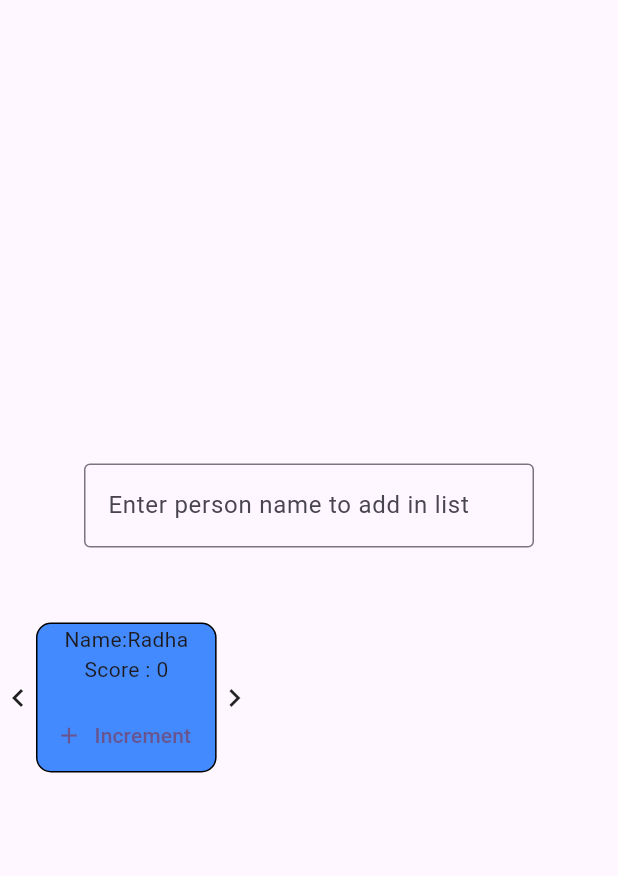
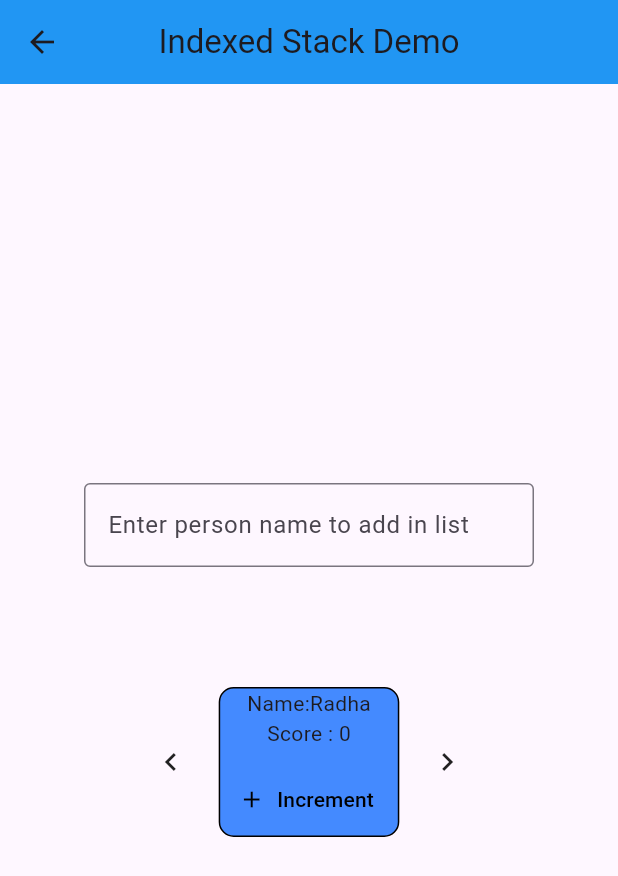
Before and after one commit to poojac-nt/Flutter_Training, a Flutter app: the IndexedStackExample screen opened directly, on a phone screen of 412 x 824 dp. Shown: the top 876 px of the screen. Run offline on Flutter 3.47's test engine with Material 3 defaults, Android fonts, the phone set to English and light mode, and no system bars.

Commit message:
multi child layout completed

```diff
--- a/lib/main.dart
+++ b/lib/main.dart
@@ -3,6 +3,8 @@ import 'package:flutter_practice/widgets/appbar.dart';
 import 'package:flutter_practice/widgets/multi_child_layout_widgets/carousel_view.dart';
 import 'package:flutter_practice/widgets/multi_child_layout_widgets/flow_example.dart';
 import 'package:flutter_practice/widgets/multi_child_layout_widgets/indexed_stack_example.dart';
+import 'package:flutter_practice/widgets/multi_child_layout_widgets/layout_builder_example.dart';
+import 'package:flutter_practice/widgets/multi_child_layout_widgets/wrap_example.dart';
 
 void main() {
   runApp(const MyApp());
@@ -21,6 +23,6 @@ class MyApp extends StatelessWidget {
           colorScheme: ColorScheme.fromSeed(seedColor: Colors.deepPurple),
           useMaterial3: true,
         ),
-        home: IndexedStackExample());
+        home: WrapExample());
   }
 }
--- a/lib/widgets/multi_child_layout_widgets/indexed_stack_example.dart
+++ b/lib/widgets/multi_child_layout_widgets/indexed_stack_example.dart
@@ -17,9 +17,13 @@ class _IndexedStackExampleState extends State<IndexedStackExample> {
   @override
   Widget build(BuildContext context) {
     return Scaffold(
+      appBar: AppBar(
+        title: Text("Indexed Stack Demo"),
+        centerTitle: true,
+        backgroundColor: Colors.blue,
+      ),
       body: Column(
         mainAxisAlignment: MainAxisAlignment.center,
-        crossAxisAlignment: CrossAxisAlignment.center,
         children: [
           SizedBox(
             width: 300,
@@ -38,9 +42,10 @@ class _IndexedStackExampleState extends State<IndexedStackExample> {
             ),
           ),
           SizedBox(
-            height: 50,
+            height: 80,
           ),
           Row(
+            mainAxisAlignment: MainAxisAlignment.center,
             children: [
               GestureDetector(
                 onTap: () {
@@ -57,6 +62,9 @@ class _IndexedStackExampleState extends State<IndexedStackExample> {
                   key: Key('Gesture 1'),
                 ),
               ),
+              SizedBox(
+                width: 20,
+              ),
               Column(
                 mainAxisAlignment: MainAxisAlignment.center,
                 children: [
@@ -64,6 +72,9 @@ class _IndexedStackExampleState extends State<IndexedStackExample> {
                     for (final String name in names) PersonTracker(name: name),
                   ]),
                 ],
+              ),
+              SizedBox(
+                width: 20,
               ),
               GestureDetector(
                 onTap: () {
@@ -123,8 +134,14 @@ class _PersonTrackerState extends State<PersonTracker> {
                 counter++;
               });
             },
-            label: Text("Increment"),
-            icon: Icon(Icons.add),
+            label: Text(
+              "Increment",
+              style: TextStyle(color: Colors.black),
+            ),
+            icon: Icon(
+              Icons.add,
+              color: Colors.black,
+            ),
           ),
         ],
       ),
```
Also changed, not shown: lib/widgets/multi_child_layout_widgets/layout_builder_example.dart (added, +71 -0 lines), lib/widgets/multi_child_layout_widgets/wrap_example.dart (added, +28 -0 lines).
